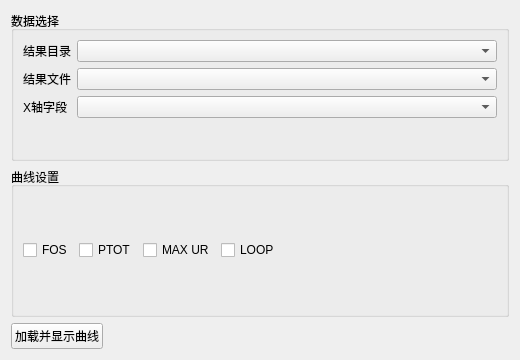
Qt form plugins/Base_PostProcessing/CurveSettingsWidget.ui (asd977/base_cae) before a commit.
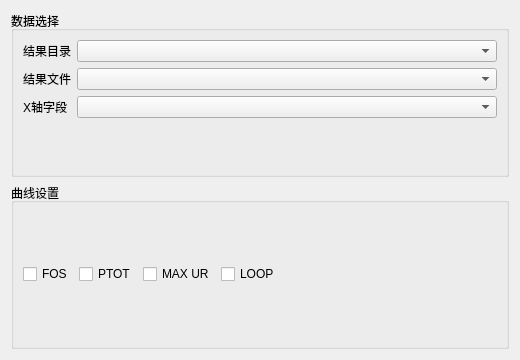
The same form after that commit.

Commit message: refine(curve): auto-update plotting and remove manual apply button

Diff of the .ui file:
```diff
--- a/plugins/Base_PostProcessing/CurveSettingsWidget.ui
+++ b/plugins/Base_PostProcessing/CurveSettingsWidget.ui
@@ -61,21 +61,6 @@
      </layout>
     </widget>
    </item>
-   <item>
-    <layout class="QHBoxLayout" name="horizontalLayoutAction">
-     <item>
-      <widget class="QPushButton" name="applyButton">
-       <property name="text"><string>加载并显示曲线</string></property>
-      </widget>
-     </item>
-     <item>
-      <spacer name="horizontalSpacer2">
-       <property name="orientation"><enum>Qt::Horizontal</enum></property>
-       <property name="sizeHint" stdset="0"><size><width>40</width><height>20</height></size></property>
-      </spacer>
-     </item>
-    </layout>
-   </item>
   </layout>
  </widget>
  <resources/>
```
Left out of the diff: 45 changed lines with no effect on the pictures. The commit also changes 1 other file.
